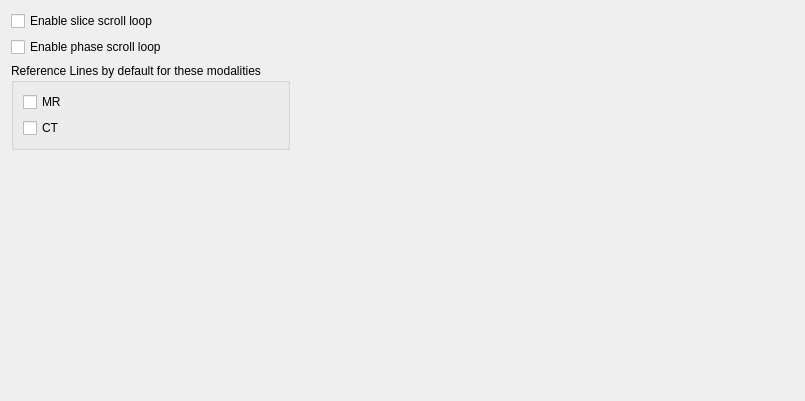
Old version of the form starviewer/src/core/q2dviewerconfigurationscreenbase.ui in the repository starviewer-medical/starviewer.
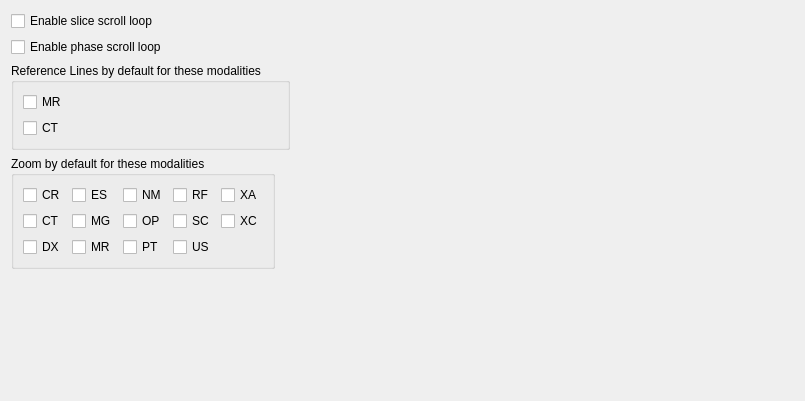
New version of the form. Icons and pictures are not drawn.

Commit message: ENH: Fem que es puguin configurar amb settings les modalitats a les que se'ls hi assigna el zoom per defecte (#1751)

```diff
--- a/starviewer/src/core/q2dviewerconfigurationscreenbase.ui
+++ b/starviewer/src/core/q2dviewerconfigurationscreenbase.ui
@@ -96,6 +96,217 @@
      </item>
     </layout>
    </item>
+   <item>
+    <layout class="QHBoxLayout" name="horizontalLayout_3">
+     <item>
+      <widget class="QGroupBox" name="groupBox_2">
+       <property name="title">
+        <string>Zoom by default for these modalities</string>
+       </property>
+       <layout class="QGridLayout" name="gridLayout">
+        <item row="0" column="0">
+         <widget class="QCheckBox" name="m_zoomCRCheckBox">
+          <property name="toolTip">
+           <string/>
+          </property>
+          <property name="text">
+           <string>CR</string>
+          </property>
+          <property name="autoExclusive">
+           <bool>false</bool>
+          </property>
+         </widget>
+        </item>
+        <item row="0" column="1">
+         <widget class="QCheckBox" name="m_zoomESCheckBox">
+          <property name="toolTip">
+           <string/>
+          </property>
+          <property name="text">
+           <string>ES</string>
+          </property>
+          <property name="autoExclusive">
+           <bool>false</bool>
+          </property>
+         </widget>
+        </item>
+        <item row="0" column="2">
+         <widget class="QCheckBox" name="m_zoomNMCheckBox">
+          <property name="toolTip">
+           <string/>
+          </property>
+          <property name="text">
+           <string>NM</string>
+          </property>
+          <property name="autoExclusive">
+           <bool>false</bool>
+          </property>
+         </widget>
+        </item>
+        <item row="0" column="3">
+         <widget class="QCheckBox" name="m_zoomRFCheckBox">
+          <property name="toolTip">
+           <string/>
+          </property>
+          <property name="text">
+           <string>RF</string>
+          </property>
+          <property name="autoExclusive">
+           <bool>false</bool>
+          </property>
+         </widget>
+        </item>
+        <item row="0" column="4">
+         <widget class="QCheckBox" name="m_zoomXACheckBox">
+          <property name="toolTip">
+           <string/>
+          </property>
+          <property name="text">
+           <string>XA</string>
+          </property>
+          <property name="autoExclusive">
+           <bool>false</bool>
+          </property>
+         </widget>
+        </item>
+        <item row="1" column="0">
+         <widget class="QCheckBox" name="m_zoomCTCheckBox">
+          <property name="toolTip">
+           <string/>
+          </property>
+          <property name="whatsThis">
+           <string/>
+          </property>
+          <property name="text">
+           <string>CT</string>
+          </property>
+          <property name="autoExclusive">
+           <bool>false</bool>
+          </property>
+         </widget>
+        </item>
+        <item row="1" column="1">
+         <widget class="QCheckBox" name="m_zoomMGCheckBox">
+          <property name="toolTip">
+           <string/>
+          </property>
+          <property name="text">
+           <string>MG</string>
+          </property>
+          <property name="autoExclusive">
+           <bool>false</bool>
+          </property>
+         </widget>
+        </item>
+        <item row="1" column="2">
+         <widget class="QCheckBox" name="m_zoomOPCheckBox">
+          <property name="toolTip">
+           <string/>
+          </property>
+          <property name="text">
+           <string>OP</string>
+          </property>
+          <property name="autoExclusive">
+           <bool>false</bool>
+          </property>
+         </widget>
+        </item>
+        <item row="1" column="3">
+         <widget class="QCheckBox" name="m_zoomSCCheckBox">
+          <property name="toolTip">
+           <string/>
+          </property>
+          <property name="text">
+           <string>SC</string>
+          </property>
+          <property name="autoExclusive">
+           <bool>false</bool>
+          </property>
+         </widget>
+        </item>
+        <item row="1" column="4">
+         <widget class="QCheckBox" name="m_zoomXCCheckBox">
+          <property name="toolTip">
+           <string/>
+          </property>
+          <property name="text">
+           <string>XC</string>
+          </property>
+          <property name="autoExclusive">
+           <bool>false</bool>
+          </property>
+         </widget>
+        </item>
+        <item row="2" column="0">
+         <widget class="QCheckBox" name="m_zoomDXCheckBox">
+          <property name="toolTip">
+           <string/>
+          </property>
+          <property name="text">
+           <string>DX</string>
+          </property>
+          <property name="autoExclusive">
+           <bool>false</bool>
+          </property>
+         </widget>
+        </item>
+        <item row="2" column="1">
+         <widget class="QCheckBox" name="m_zoomMRCheckBox">
+          <property name="toolTip">
+           <string/>
+          </property>
+          <property name="text">
+           <string>MR</string>
+          </property>
+          <property name="autoExclusive">
+           <bool>false</bool>
+          </property>
+         </widget>
+        </item>
+        <item row="2" column="2">
+         <widget class="QCheckBox" name="m_zoomPTCheckBox">
+          <property name="toolTip">
+           <string/>
+          </property>
+          <property name="text">
+           <string>PT</string>
+          </property>
+          <property name="autoExclusive">
+           <bool>false</bool>
+          </property>
+         </widget>
+        </item>
+        <item row="2" column="3">
+         <widget class="QCheckBox" name="m_zoomUSCheckBox">
+          <property name="toolTip">
+           <string/>
+          </property>
+          <property name="text">
+           <string>US</string>
+          </property>
+          <property name="autoExclusive">
+           <bool>false</bool>
+          </property>
+         </widget>
+        </item>
+       </layout>
+      </widget>
+     </item>
+     <item>
+      <spacer name="horizontalSpacer_2">
+       <property name="orientation">
+        <enum>Qt::Horizontal</enum>
+       </property>
+       <property name="sizeHint" stdset="0">
+        <size>
+         <width>40</width>
+         <height>20</height>
+        </size>
+       </property>
+      </spacer>
+     </item>
+    </layout>
+   </item>
    <item>
     <spacer>
      <property name="orientation">
```
The commit also changes 8 other files.
